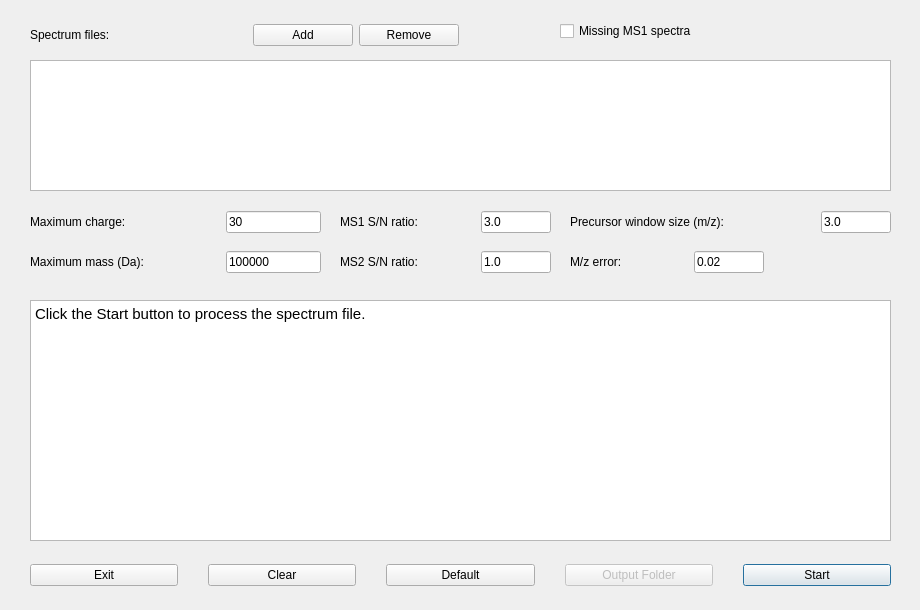
First picture: the form in src/gui/topfd/topfddialog.ui, repository toppic-suite/toppic-suite, before the edit.
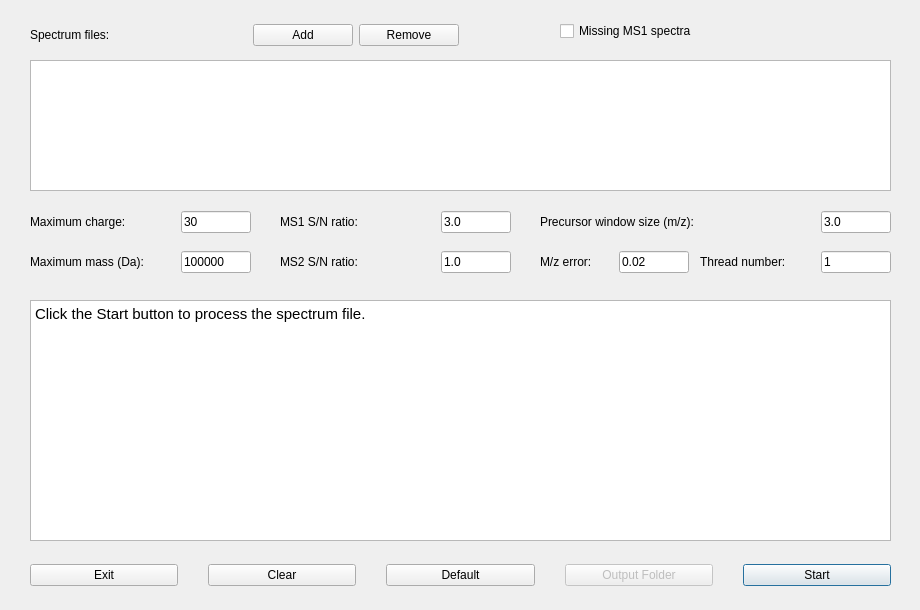
Second picture: the form after the edit. Icons and pictures are not drawn.

Commit message: thread option added to topfd_gui

Patch:
```diff
--- a/src/gui/topfd/topfddialog.ui
+++ b/src/gui/topfd/topfddialog.ui
@@ -98,7 +98,7 @@
      <rect>
       <x>30</x>
       <y>200</y>
-      <width>291</width>
+      <width>221</width>
       <height>44</height>
      </rect>
     </property>
@@ -132,13 +132,13 @@
        </property>
        <property name="minimumSize">
         <size>
-         <width>80</width>
+         <width>70</width>
          <height>0</height>
         </size>
        </property>
        <property name="maximumSize">
         <size>
-         <width>95</width>
+         <width>70</width>
          <height>16777215</height>
         </size>
        </property>
@@ -154,7 +154,7 @@
      <rect>
       <x>30</x>
       <y>240</y>
-      <width>291</width>
+      <width>221</width>
       <height>44</height>
      </rect>
     </property>
@@ -182,13 +182,13 @@
       <widget class="QLineEdit" name="maxMassEdit">
        <property name="minimumSize">
         <size>
-         <width>0</width>
+         <width>70</width>
          <height>0</height>
         </size>
        </property>
        <property name="maximumSize">
         <size>
-         <width>95</width>
+         <width>70</width>
          <height>16777215</height>
         </size>
        </property>
@@ -202,9 +202,9 @@
    <widget class="QWidget" name="horizontalLayoutWidget_4">
     <property name="geometry">
      <rect>
-      <x>570</x>
+      <x>540</x>
       <y>240</y>
-      <width>194</width>
+      <width>151</width>
       <height>44</height>
      </rect>
     </property>
@@ -213,7 +213,7 @@
       <widget class="QLabel" name="label_4">
        <property name="minimumSize">
         <size>
-         <width>110</width>
+         <width>0</width>
          <height>0</height>
         </size>
        </property>
@@ -222,11 +222,11 @@
        </property>
       </widget>
      </item>
-     <item>
+     <item alignment="Qt::AlignLeft">
       <widget class="QLineEdit" name="mzErrorEdit">
        <property name="minimumSize">
         <size>
-         <width>0</width>
+         <width>40</width>
          <height>0</height>
         </size>
        </property>
@@ -246,9 +246,9 @@
    <widget class="QWidget" name="horizontalLayoutWidget_5">
     <property name="geometry">
      <rect>
-      <x>340</x>
+      <x>280</x>
       <y>200</y>
-      <width>211</width>
+      <width>231</width>
       <height>44</height>
      </rect>
     </property>
@@ -389,9 +389,9 @@
    <widget class="QWidget" name="horizontalLayoutWidget_8">
     <property name="geometry">
      <rect>
-      <x>570</x>
+      <x>540</x>
       <y>200</y>
-      <width>321</width>
+      <width>351</width>
       <height>44</height>
      </rect>
     </property>
@@ -450,9 +450,9 @@
    <widget class="QWidget" name="horizontalLayoutWidget_9">
     <property name="geometry">
      <rect>
-      <x>340</x>
+      <x>280</x>
       <y>240</y>
-      <width>211</width>
+      <width>231</width>
       <height>44</height>
      </rect>
     </property>
@@ -489,6 +489,50 @@
      </rect>
     </property>
    </widget>
+   <widget class="QWidget" name="horizontalLayoutWidget_10">
+    <property name="geometry">
+     <rect>
+      <x>700</x>
+      <y>240</y>
+      <width>191</width>
+      <height>44</height>
+     </rect>
+    </property>
+    <layout class="QHBoxLayout" name="horizontalLayout_9">
+     <item>
+      <widget class="QLabel" name="label_8">
+       <property name="minimumSize">
+        <size>
+         <width>110</width>
+         <height>0</height>
+        </size>
+       </property>
+       <property name="text">
+        <string>Thread number:</string>
+       </property>
+      </widget>
+     </item>
+     <item>
+      <widget class="QLineEdit" name="threadNumberEdit">
+       <property name="minimumSize">
+        <size>
+         <width>0</width>
+         <height>0</height>
+        </size>
+       </property>
+       <property name="maximumSize">
+        <size>
+         <width>70</width>
+         <height>16777215</height>
+        </size>
+       </property>
+       <property name="text">
+        <string>1</string>
+       </property>
+      </widget>
+     </item>
+    </layout>
+   </widget>
   </widget>
  </widget>
  <resources>
```
Left out of the diff: 8 changed lines with no effect on the pictures. The commit also changes 7 other files.
